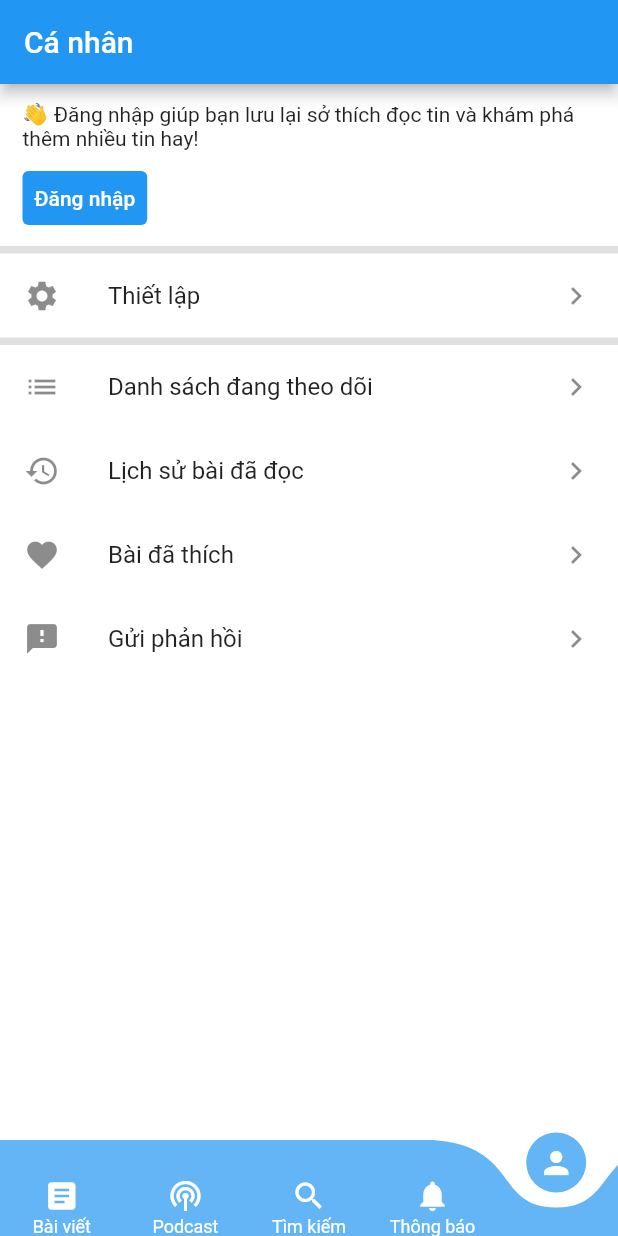
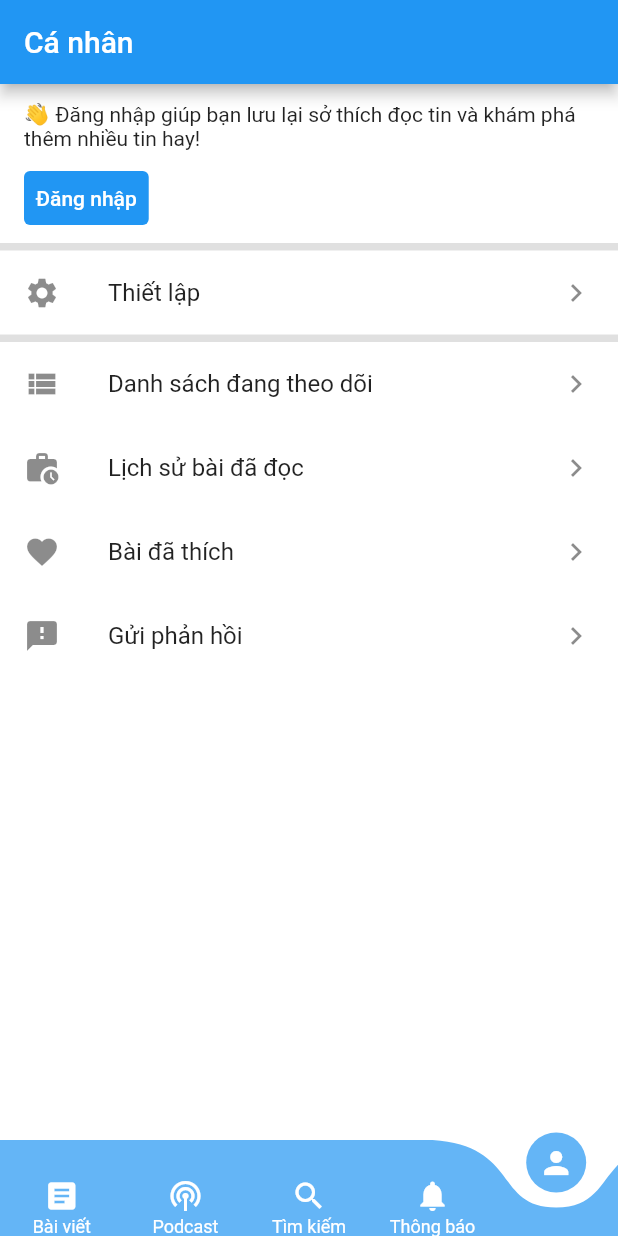
Before and after one commit to thanhtung100397/flutter-blog-post-app, a Flutter app: the screen it shows after launch, swiped to page 5, on a phone screen of 412 x 824 dp. Run offline on Flutter 3.47's test engine with Material 2 defaults, Android fonts, the phone set to English and light mode, and no system bars; drawn by our look-alikes of curved_navigation_bar; generated files the repository leaves out were written again.

Commit message:
Update icon

```diff
--- a/lib/pages/home/personal/app_personal_page.dart
+++ b/lib/pages/home/personal/app_personal_page.dart
@@ -13,7 +13,7 @@ class _AppPersonalPageState extends State<AppPersonalPage> {
   Widget personalInfoSection() {
     return Container(
       width: double.infinity,
-      padding: const EdgeInsets.fromLTRB(15, 12, 15, 8),
+      padding: const EdgeInsets.fromLTRB(16, 12, 16, 6),
       color: AppColor.appMainBackground,
       child: Column(
         crossAxisAlignment: CrossAxisAlignment.start,
@@ -51,12 +51,12 @@ class _AppPersonalPageState extends State<AppPersonalPage> {
         child: Column(
           children: <Widget>[
             ListTile(
-              leading: const Icon(Icons.list),
+              leading: const Icon(Icons.view_list),
               title: Text(AppLocalizations.of(context)!.followed_articles),
               trailing: const Icon(Icons.keyboard_arrow_right),
             ),
             ListTile(
-              leading: const Icon(Icons.history),
+              leading: const Icon(Icons.work_history),
               title: Text(AppLocalizations.of(context)!.read_history),
               trailing: const Icon(Icons.keyboard_arrow_right),
             ),
```
